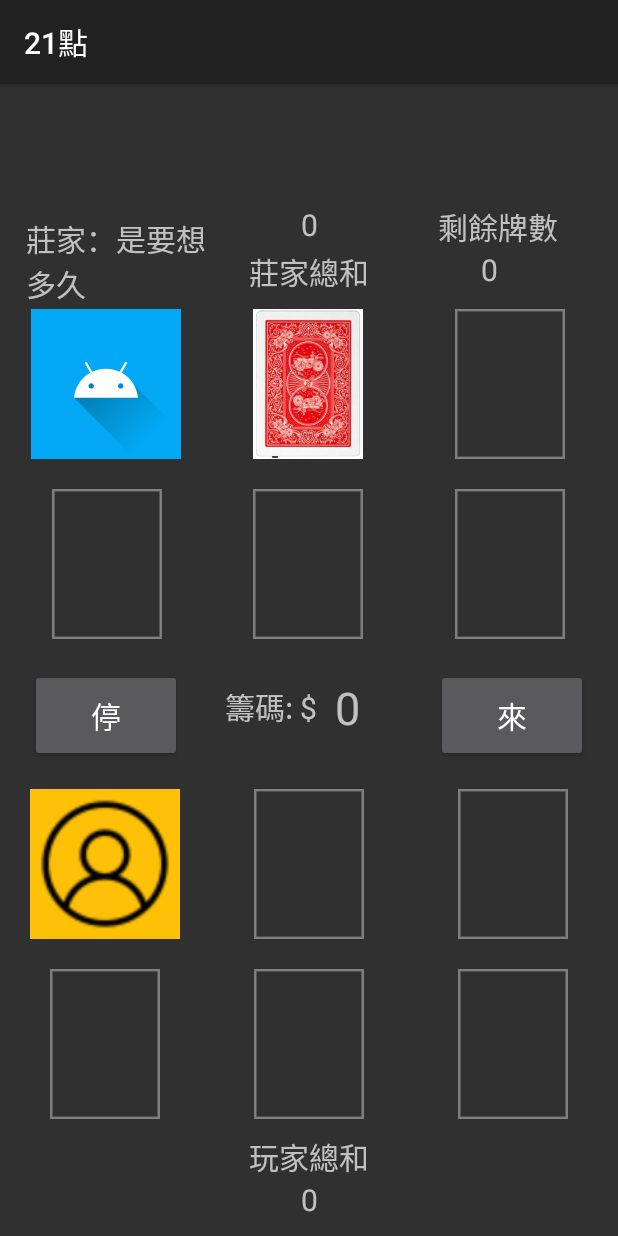
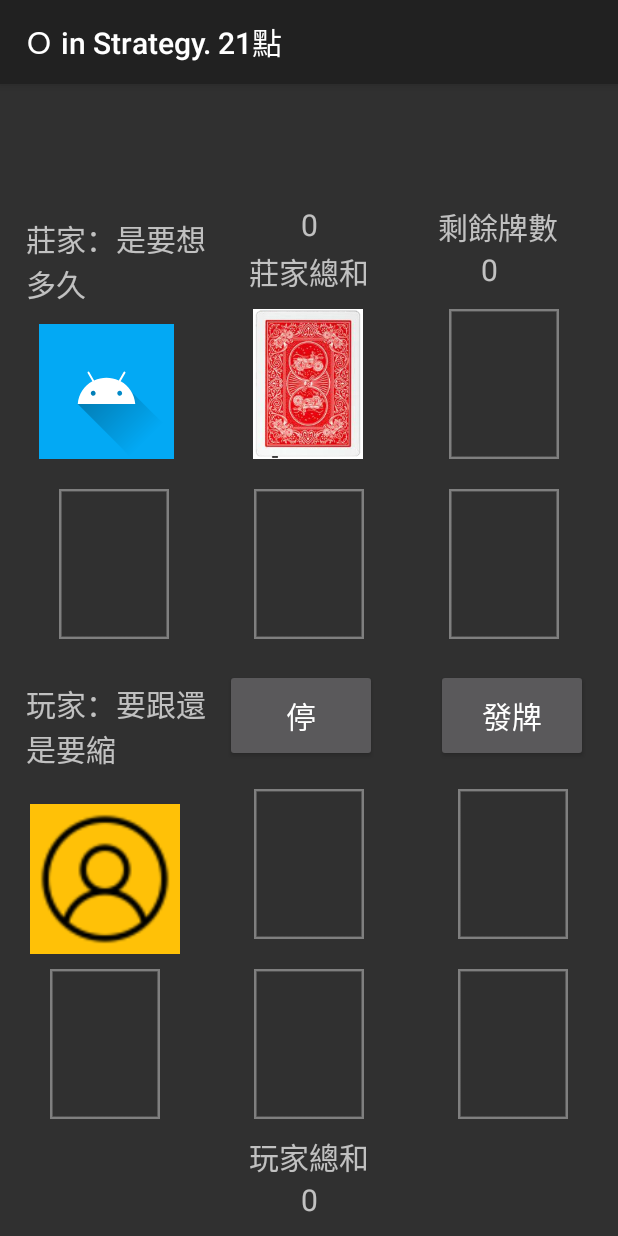
Before and after one commit to ronaldshaooo/113HW-OSApp, an Android app: the Gameplay screen opened directly, with no data from a screen before it, on a phone screen of 412 x 824 dp. Run offline under Robolectric (Android 15) with nearby library versions, the phone set to English and light mode, and no system bars; 15 statements that could not run were skipped.

Commit message:
調整排版 新增玩家對話串

```diff
--- a/app/src/main/java/com/example/blackjackgameapp/Gameplay.java
+++ b/app/src/main/java/com/example/blackjackgameapp/Gameplay.java
@@ -83,6 +83,7 @@ public class Gameplay extends AppCompatActivity {
         TextView playerCountTextView = findViewById(R.id.playerCount);
         TextView dealerCountTextView = findViewById(R.id.dealerCount);
         TextView dealerSpeakText = findViewById(R.id.dealerSpeakText);
+        TextView playerSpeakText = findViewById(R.id.playerSpeakText);
         // Hit Button
         Button btnHit = findViewById(R.id.btnHit);
         btnHit.setOnClickListener(v -> {
@@ -150,18 +151,12 @@ public class Gameplay extends AppCompatActivity {
             checkGameEnd(round1);
         });
 
-        String[] words = {"莊家：想好了沒", "莊家：還要不要", "莊家：是要想多久", "莊家：到底"};
+        String[] dealerwords = {"莊家：想好了沒", "莊家：還要不要", "莊家：是要想多久", "莊家：到底"};
+        String[] playerwords = {"玩家：還要跟不跟呢", "玩家：好猶豫", "玩家：要跟還是要縮", "玩家：身家都在上面了"};
         Random rand=new Random();
         Handler handler = new Handler();
+        Handler handler2 = new Handler();
 
-        //延遲1秒執行
-//        handler.postDelayed(new Runnable() {
-//            @Override
-//            public void run() {
-//                int j=rand.nextInt(words.length);
-//                dealerSpeakText.setText(words[j]);
-//            }
-//        },3000);
         boolean mStopHandler = false;
 
         Runnable runnable = new Runnable() {
@@ -169,14 +164,26 @@ public class Gameplay extends AppCompatActivity {
             public void run() {
                 // do your stuff - don't create a new runnable here!
                 if (!mStopHandler) {
-                    int j=rand.nextInt(words.length);
-                    dealerSpeakText.setText(words[j]);
+                    int j=rand.nextInt(dealerwords.length);
+                    dealerSpeakText.setText(dealerwords[j]);
                     handler.postDelayed(this, 3000);
                 }
             }
         };
 
+        Runnable runnable2 = new Runnable() {
+            @Override
+            public void run() {
+                // do your stuff - don't create a new runnable here!
+                if (!mStopHandler) {
+                    int j=rand.nextInt(playerwords.length);
+                    playerSpeakText.setText(playerwords[j]);
+                    handler.postDelayed(this, 3000);
+                }
+            }
+        };
         handler.post(runnable);
+        handler2.post(runnable2);
 
 
         // Game Start
--- a/app/src/main/java/com/example/blackjackgameapp/HowToPlay.java
+++ b/app/src/main/java/com/example/blackjackgameapp/HowToPlay.java
@@ -23,7 +23,7 @@ public class HowToPlay extends AppCompatActivity {
         getSupportActionBar().setLogo(R.mipmap.ic_launcher);
         getSupportActionBar().setDisplayUseLogoEnabled(true);
         getSupportActionBar().setDisplayShowTitleEnabled(true);  // Enable the title display
-        getSupportActionBar().setTitle("21點");   // Set the title
+        getSupportActionBar().setTitle("Ｏ in Strategy. 21點");   // Set the title
 
         setContentView(R.layout.activity_how_to_play);
         ViewCompat.setOnApplyWindowInsetsListener(findViewById(R.id.btnReplay), (v, insets) -> {
--- a/app/src/main/java/com/example/blackjackgameapp/MainActivity.java
+++ b/app/src/main/java/com/example/blackjackgameapp/MainActivity.java
@@ -37,7 +37,7 @@ public class MainActivity extends AppCompatActivity {
         getSupportActionBar().setLogo(R.mipmap.ic_launcher);
         getSupportActionBar().setDisplayUseLogoEnabled(true);
         getSupportActionBar().setDisplayShowTitleEnabled(true);  // Enable the title display
-        getSupportActionBar().setTitle("21點");   // Set the title
+        getSupportActionBar().setTitle("Ｏ in Strategy. 21點");   // Set the title
 
         final EditText nameEditText = findViewById(R.id.nameHint);
         final Button btnStart = findViewById(R.id.btnStart);
--- a/app/src/main/java/com/example/blackjackgameapp/ResultScreen.java
+++ b/app/src/main/java/com/example/blackjackgameapp/ResultScreen.java
@@ -39,7 +39,7 @@ public class ResultScreen extends AppCompatActivity {
         getSupportActionBar().setLogo(R.mipmap.ic_launcher);
         getSupportActionBar().setDisplayUseLogoEnabled(true);
         getSupportActionBar().setDisplayShowTitleEnabled(true);  // Enable the title display
-        getSupportActionBar().setTitle("21點");   // Set the title
+        getSupportActionBar().setTitle("Ｏ in Strategy. 21點");   // Set the title
 
         // Get the Object and pass values
         PlayerRoundInformation round1 = (PlayerRoundInformation) getIntent().getSerializableExtra("roundInfo");
--- a/app/src/main/java/com/example/blackjackgameapp/SelectBetAmount.java
+++ b/app/src/main/java/com/example/blackjackgameapp/SelectBetAmount.java
@@ -19,7 +19,7 @@ public class SelectBetAmount extends AppCompatActivity {
         getSupportActionBar().setLogo(R.mipmap.ic_launcher);
         getSupportActionBar().setDisplayUseLogoEnabled(true);
         getSupportActionBar().setDisplayShowTitleEnabled(true);  // Enable the title display
-        getSupportActionBar().setTitle("21點");   // Set the title
+        getSupportActionBar().setTitle("Ｏ in Strategy. 21點");   // Set the title
 
         // Get the Object and pass values
         PlayerRoundInformation round1 = (PlayerRoundInformation) getIntent().getSerializableExtra("roundInfo");
--- a/app/src/main/res/layout/activity_gameplay.xml
+++ b/app/src/main/res/layout/activity_gameplay.xml
@@ -7,13 +7,26 @@
     android:layout_height="match_parent"
     tools:context=".Gameplay">
 
+    <TextView
+        android:id="@+id/playerSpeakText"
+        android:layout_width="131dp"
+        android:layout_height="wrap_content"
+        android:layout_marginTop="310dp"
+        android:layout_marginEnd="40dp"
+        android:text="玩家：..."
+        android:textAlignment="viewStart"
+        android:textSize="20sp"
+        app:layout_constraintEnd_toEndOf="parent"
+        app:layout_constraintHorizontal_bias="0.072"
+        app:layout_constraintStart_toStartOf="parent"
+        app:layout_constraintTop_toTopOf="@id/dealerSpeakText" />
+
     <ImageView
         android:id="@+id/playerImage"
         android:layout_width="100dp"
         android:layout_height="100dp"
         android:layout_marginStart="20dp"
-        android:layout_marginTop="80dp"
-        android:layout_marginEnd="20dp"
+        android:layout_marginTop="90dp"
         android:background="#FFC107"
         app:layout_constraintEnd_toEndOf="parent"
         app:layout_constraintHorizontal_bias="0.0"
@@ -36,26 +49,23 @@
         android:id="@+id/cardD2"
         android:layout_width="100dp"
         android:layout_height="100dp"
-        android:layout_marginStart="20dp"
+        android:layout_marginStart="280dp"
         android:layout_marginTop="40dp"
         android:layout_marginEnd="20dp"
         android:contentDescription="@string/cardD2"
         app:layout_constraintEnd_toEndOf="parent"
-        app:layout_constraintHorizontal_bias="0.992"
         app:layout_constraintStart_toStartOf="parent"
         app:layout_constraintTop_toTopOf="@id/dealerName"
         app:srcCompat="@drawable/card_container" />
 
     <ImageView
         android:id="@+id/dealerImage"
-        android:layout_width="100dp"
-        android:layout_height="100dp"
-        android:layout_marginStart="20dp"
-        android:layout_marginTop="40dp"
-        android:layout_marginEnd="20dp"
+        android:layout_width="90dp"
+        android:layout_height="90dp"
+        android:layout_marginTop="50dp"
+        android:layout_marginEnd="270dp"
         android:background="#03A9F4"
         app:layout_constraintEnd_toEndOf="parent"
-        app:layout_constraintHorizontal_bias="0.003"
         app:layout_constraintStart_toStartOf="parent"
         app:layout_constraintTop_toTopOf="@id/dealerName"
         app:srcCompat="@drawable/ic_launcher_foreground" />
@@ -65,10 +75,8 @@
         android:layout_width="100dp"
         android:layout_height="100dp"
         android:layout_marginTop="160dp"
-        android:layout_marginEnd="20dp"
         android:contentDescription="@string/cardD3"
         app:layout_constraintEnd_toEndOf="parent"
-        app:layout_constraintHorizontal_bias="0.072"
         app:layout_constraintStart_toStartOf="parent"
         app:layout_constraintTop_toTopOf="@id/dealerName"
         app:srcCompat="@drawable/card_container" />
@@ -112,7 +120,7 @@
     <TextView
         android:id="@+id/dealerSpeakText"
         android:layout_width="131dp"
-        android:layout_height="57dp"
+        android:layout_height="wrap_content"
         android:layout_marginTop="88dp"
         android:layout_marginEnd="40dp"
         android:text="莊家：..."
@@ -143,61 +151,60 @@
         android:layout_width="100dp"
         android:layout_height="100dp"
         android:layout_marginStart="20dp"
-        android:layout_marginTop="120dp"
+        android:layout_marginTop="200dp"
         android:contentDescription="@string/cardP1"
         app:layout_constraintStart_toStartOf="parent"
-        app:layout_constraintTop_toTopOf="@id/cardP4"
+        app:layout_constraintTop_toTopOf="@id/btnHit"
         app:srcCompat="@drawable/card_container" />
 
     <ImageView
         android:id="@+id/cardP2"
         android:layout_width="100dp"
         android:layout_height="100dp"
-        android:layout_marginStart="20dp"
-        android:layout_marginTop="120dp"
-        android:layout_marginEnd="20dp"
+        android:layout_marginTop="200dp"
         android:contentDescription="@string/cardP2"
         app:layout_constraintEnd_toEndOf="parent"
         app:layout_constraintStart_toStartOf="parent"
-        app:layout_constraintTop_toTopOf="@id/cardP4"
+        app:layout_constraintTop_toTopOf="@id/btnHit"
         app:srcCompat="@drawable/card_container" />
 
     <ImageView
         android:id="@+id/cardP3"
         android:layout_width="100dp"
         android:layout_height="100dp"
-        android:layout_marginTop="120dp"
+        android:layout_marginTop="200dp"
         android:layout_marginEnd="20dp"
         android:contentDescription="@string/cardP3"
         app:layout_constraintEnd_toEndOf="parent"
         app:layout_constraintHorizontal_bias="1.0"
         app:layout_constraintStart_toStartOf="parent"
-        app:layout_constraintTop_toTopOf="@id/cardP4"
+        app:layout_constraintTop_toTopOf="@id/btnHit"
         app:srcCompat="@drawable/card_container" />
 
     <ImageView
         android:id="@+id/cardD4"
         android:layout_width="100dp"
         android:layout_height="100dp"
-        android:layout_marginEnd="20dp"
+        android:layout_marginStart="20dp"
+        android:layout_marginTop="160dp"
+        android:layout_marginEnd="280dp"
         android:contentDescription="@string/cardD4"
         app:layout_constraintEnd_toEndOf="parent"
-        app:layout_constraintHorizontal_bias="0.993"
         app:layout_constraintStart_toStartOf="parent"
-        app:layout_constraintTop_toTopOf="@id/cardD3"
+        app:layout_constraintTop_toTopOf="@id/dealerName"
         app:srcCompat="@drawable/card_container" />
 
     <ImageView
         android:id="@+id/cardD5"
         android:layout_width="100dp"
         android:layout_height="100dp"
-        android:layout_marginStart="155dp"
-        android:layout_marginTop="120dp"
+        android:layout_marginStart="280dp"
+        android:layout_marginTop="160dp"
+        android:layout_marginEnd="20dp"
         android:contentDescription="@string/cardD5"
         app:layout_constraintEnd_toEndOf="parent"
-        app:layout_constraintHorizontal_bias="0.0"
         app:layout_constraintStart_toStartOf="parent"
-        app:layout_constraintTop_toTopOf="@id/cardD2"
+        app:layout_constraintTop_toTopOf="@id/dealerName"
         app:srcCompat="@drawable/card_container" />
 
     <ImageView
@@ -217,12 +224,9 @@
         android:id="@+id/cardP5"
         android:layout_width="100dp"
         android:layout_height="100dp"
-        android:layout_marginStart="155dp"
         android:layout_marginTop="80dp"
-        android:layout_marginEnd="20dp"
         android:contentDescription="@string/cardD5"
         app:layout_constraintEnd_toEndOf="parent"
-        app:layout_constraintHorizontal_bias="0.007"
         app:layout_constraintStart_toStartOf="parent"
         app:layout_constraintTop_toTopOf="@id/btnHit"
         app:srcCompat="@drawable/card_container" />
@@ -257,6 +261,7 @@
         android:layout_marginTop="130dp"
         android:text="@string/playerBetMessage"
         android:textSize="20sp"
+        android:visibility="gone"
         app:layout_constraintEnd_toEndOf="parent"
         app:layout_constraintHorizontal_bias="0.0"
         app:layout_constraintStart_toStartOf="parent"
@@ -271,6 +276,7 @@
         android:layout_marginTop="125dp"
         android:text="@string/playerBet"
         android:textSize="30sp"
+        android:visibility="gone"
         app:layout_constraintEnd_toEndOf="parent"
         app:layout_constraintHorizontal_bias="0.139"
         app:layout_constraintStart_toStartOf="parent"
@@ -295,7 +301,7 @@
         android:id="@+id/btnStay"
         android:layout_width="101dp"
         android:layout_height="62dp"
-        android:layout_marginStart="20dp"
+        android:layout_marginStart="150dp"
         android:layout_marginTop="120dp"
         android:text="@string/btnStay"
         android:textSize="20sp"
--- a/app/src/main/res/layout/activity_main.xml
+++ b/app/src/main/res/layout/activity_main.xml
@@ -9,7 +9,7 @@
 
     <TextView
         android:id="@+id/welcomeMessage"
-        android:layout_width="358dp"
+        android:layout_width="wrap_content"
         android:layout_height="71dp"
         android:layout_marginStart="30dp"
         android:layout_marginTop="120dp"
@@ -54,7 +54,7 @@
 
     <TextView
         android:id="@+id/noOfDecksMessage"
-        android:layout_width="352dp"
+        android:layout_width="wrap_content"
         android:layout_height="42dp"
         android:layout_marginStart="30dp"
         android:layout_marginTop="100dp"
@@ -101,7 +101,7 @@
 
     <ImageView
         android:id="@+id/imageView"
-        android:layout_width="222dp"
+        android:layout_width="180dp"
         android:layout_height="185dp"
         android:layout_marginEnd="4dp"
         android:layout_marginBottom="64dp"
--- a/app/src/main/res/values/strings.xml
+++ b/app/src/main/res/values/strings.xml
@@ -1,5 +1,5 @@
 <resources>
-    <string name="app_name">21點</string>
+    <string name="app_name">Ｏ in Strategy. 21點</string>
     <!-- Pass-by Values-->
     <string name="nameHint">賭神</string>
 
@@ -8,7 +8,8 @@
     <string name="betAmount">$0</string>
 
     <!-- Values in MainActivity and Splash-->
-    <string name="splashTitle">21點</string>
+    <string name="splashTitle">Ｏ in Strategy</string>
+    <string name="splashTitle2">21點</string>
     <string name="welcomeMessage">這是一個機率型投資理財遊戲. 投資理財有賺有賠開始前請詳閱教學!</string>
     <string name="nameMessage">輸入名字</string>
     <string name="noOfDecksMessage">進入遊戲前請確認自己的年齡</string>
@@ -51,7 +52,7 @@
     <string name="playerCount">0</string>
     <string name="playerBetMessage">籌碼: $</string>
     <string name="playerBet">0</string>
-    <string name="btnHit">來</string>
+    <string name="btnHit">發牌</string>
     <string name="btnStay">停</string>
     <string name="cardsLeftMessage">剩餘牌數</string>
     <string name="cardsLeft">0</string>
```
Also changed, not shown: app/src/main/res/layout/activity_how_to_play.xml (+7 -7 lines), app/src/main/res/layout/activity_splash.xml (+29 -9 lines).
